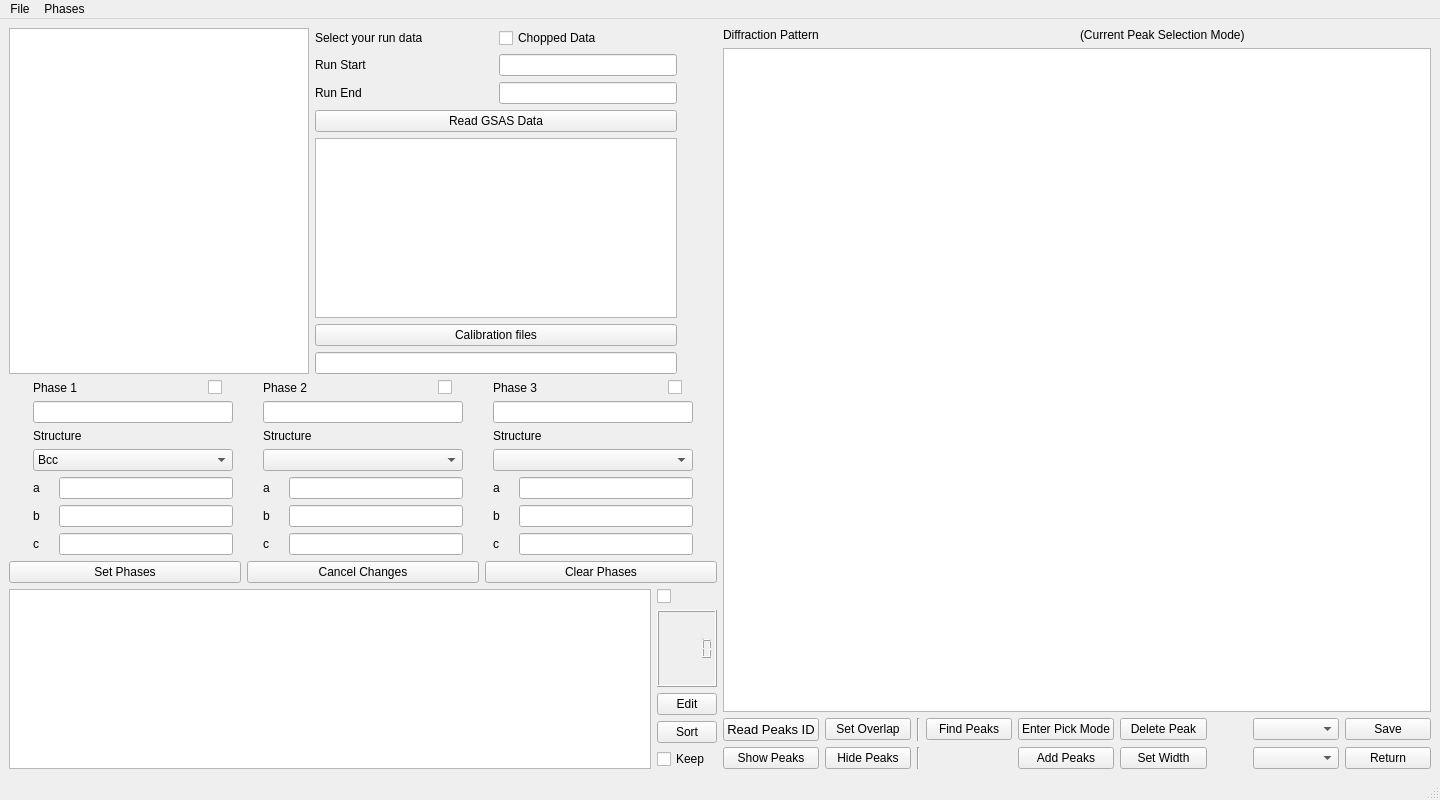
Qt form src/interface/gui/VdrivePeakPicker.ui (neutrons/PyVDrive) before a commit.
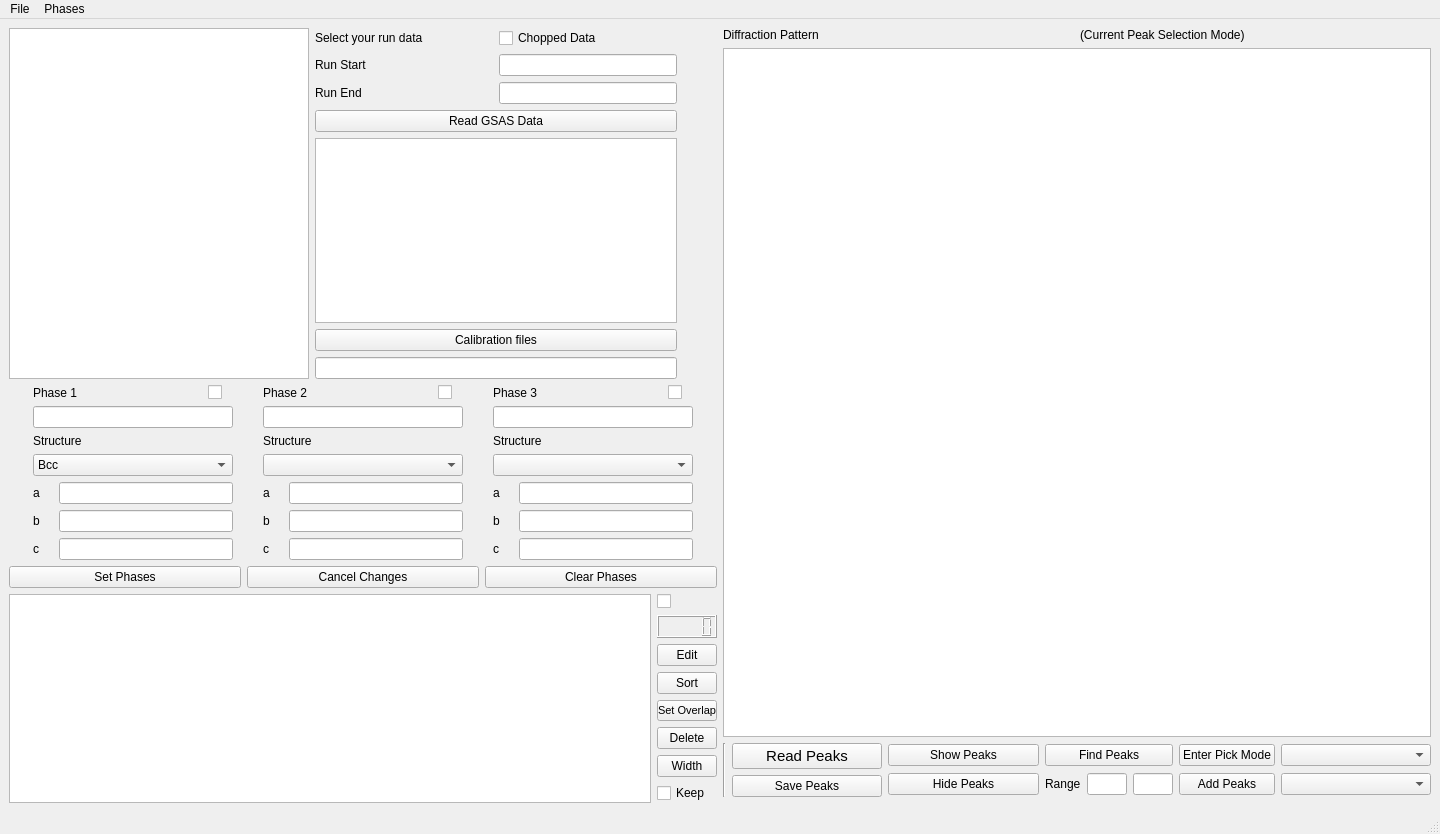
The same form after that commit. Custom widgets are drawn as their Qt base class.

Commit message: Refs #38. Fixed issues with peak picking.

What changed in the file:
```diff
--- a/src/interface/gui/VdrivePeakPicker.ui
+++ b/src/interface/gui/VdrivePeakPicker.ui
@@ -7,7 +7,7 @@
     <x>0</x>
     <y>0</y>
     <width>1440</width>
-    <height>800</height>
+    <height>834</height>
    </rect>
   </property>
   <property name="windowTitle">
@@ -759,6 +759,59 @@
               </property>
              </widget>
             </item>
+            <item>
+             <widget class="QPushButton" name="pushButton_claimOverlappedPeaks">
+              <property name="maximumSize">
+               <size>
+                <width>60</width>
+                <height>16777215</height>
+               </size>
+              </property>
+              <property name="font">
+               <font>
+                <pointsize>8</pointsize>
+               </font>
+              </property>
+              <property name="toolTip">
+               <string>&lt;html&gt;&lt;head/&gt;&lt;body&gt;&lt;p&gt;Claim the peaks that are selected in the right table to be overlapped according to observation.&lt;/p&gt;&lt;/body&gt;&lt;/html&gt;</string>
+              </property>
+              <property name="text">
+               <string>Set Overlap</string>
+              </property>
+             </widget>
+            </item>
+            <item>
+             <widget class="QPushButton" name="pushButton_deletePeaks">
+              <property name="maximumSize">
+               <size>
+                <width>60</width>
+                <height>16777215</height>
+               </size>
+              </property>
+              <property name="toolTip">
+               <string>&lt;html&gt;&lt;head/&gt;&lt;body&gt;&lt;p&gt;Delete the selected peaks from peak table&lt;/p&gt;&lt;/body&gt;&lt;/html&gt;</string>
+              </property>
+              <property name="text">
+               <string>Delete</string>
+              </property>
+             </widget>
+            </item>
+            <item>
+             <widget class="QPushButton" name="pushButton_setPeakWidth">
+              <property name="maximumSize">
+               <size>
+                <width>60</width>
+                <height>16777215</height>
+               </size>
+              </property>
+              <property name="toolTip">
+               <string>&lt;html&gt;&lt;head/&gt;&lt;body&gt;&lt;p&gt;Set width to selected peaks to a same value.&lt;/p&gt;&lt;/body&gt;&lt;/html&gt;</string>
+              </property>
+              <property name="text">
+               <string>Width</string>
+              </property>
+             </widget>
+            </item>
             <item>
              <widget class="QCheckBox" name="checkBox_keepPeaksInTable">
               <property name="toolTip">
@@ -801,7 +854,16 @@
         <item>
          <layout class="QGridLayout" name="gridLayout_2">
           <item row="1" column="0">
-           <widget class="QPushButton" name="pushButton_showPeaks">
+           <widget class="Line" name="line_2">
+            <property name="orientation">
+             <enum>Qt::Vertical</enum>
+            </property>
+           </widget>
+          </item>
+          <item row="0" column="2">
+           <layout class="QGridLayout" name="gridLayout_13">
+            <item row="0" column="0">
+             <widget class="QPushButton" name="pushButton_showPeaks_4">
             <property name="toolTip">
              <string>&lt;html&gt;&lt;head/&gt;&lt;body&gt;&lt;p&gt;Highlight selected peaks in the left table&lt;/p&gt;&lt;/body&gt;&lt;/html&gt;</string>
             </property>
@@ -810,97 +872,24 @@
             </property>
            </widget>
           </item>
-          <item row="0" column="4">
-           <widget class="QPushButton" name="pushButton_peakPickerMode">
-            <property name="toolTip">
-             <string>&lt;html&gt;&lt;head/&gt;&lt;body&gt;&lt;p&gt;Enter or leave peak picking mode&lt;/p&gt;&lt;/body&gt;&lt;/html&gt;</string>
-            </property>
-            <property name="text">
-             <string>Enter Pick Mode</string>
-            </property>
-           </widget>
-          </item>
-          <item row="1" column="2">
-           <widget class="Line" name="line_2">
-            <property name="orientation">
-             <enum>Qt::Vertical</enum>
-            </property>
-           </widget>
-          </item>
-          <item row="0" column="10">
-           <widget class="QPushButton" name="pushButton_save">
-            <property name="toolTip">
-             <string>&lt;html&gt;&lt;head/&gt;&lt;body&gt;&lt;p&gt;push this button wil have blabla effect!&lt;/p&gt;&lt;/body&gt;&lt;/html&gt;</string>
-            </property>
-            <property name="text">
-             <string>Save</string>
-            </property>
-           </widget>
-          </item>
-          <item row="1" column="10">
-           <widget class="QPushButton" name="pushButton_return">
-            <property name="toolTip">
-             <string>&lt;html&gt;&lt;head/&gt;&lt;body&gt;&lt;p&gt;push this button wil have blabla effect!&lt;/p&gt;&lt;/body&gt;&lt;/html&gt;</string>
-            </property>
-            <property name="text">
-             <string>Return</string>
-            </property>
-           </widget>
-          </item>
-          <item row="1" column="9">
-           <widget class="QComboBox" name="comboBox_bankNumbers">
-            <property name="toolTip">
-             <string>&lt;html&gt;&lt;head/&gt;&lt;body&gt;&lt;p&gt;Bank numbers&lt;/p&gt;&lt;p&gt;It is a list of the available of bank numbers that are loaded.&lt;/p&gt;&lt;/body&gt;&lt;/html&gt;</string>
-            </property>
-           </widget>
-          </item>
-          <item row="0" column="9">
-           <widget class="QComboBox" name="comboBox_runNumber">
-            <property name="toolTip">
-             <string>&lt;html&gt;&lt;head/&gt;&lt;body&gt;&lt;p&gt;Run number&lt;/p&gt;&lt;/body&gt;&lt;/html&gt;</string>
-            </property>
-           </widget>
-          </item>
-          <item row="0" column="8">
-           <spacer name="horizontalSpacer">
-            <property name="orientation">
-             <enum>Qt::Horizontal</enum>
-            </property>
-            <property name="sizeType">
-             <enum>QSizePolicy::Preferred</enum>
-            </property>
-            <property name="sizeHint" stdset="0">
-             <size>
-              <width>40</width>
-              <height>20</height>
-             </size>
-            </property>
-           </spacer>
-          </item>
-          <item row="0" column="6">
-           <widget class="QPushButton" name="pushButton_deletePeaks">
-            <property name="toolTip">
-             <string>&lt;html&gt;&lt;head/&gt;&lt;body&gt;&lt;p&gt;Delete the selected peaks from peak table&lt;/p&gt;&lt;/body&gt;&lt;/html&gt;</string>
-            </property>
-            <property name="text">
-             <string>Delete Peak</string>
-            </property>
-           </widget>
-          </item>
-          <item row="1" column="1">
-           <widget class="QPushButton" name="pushButton_hidePeaks">
+            <item row="1" column="0">
+             <widget class="QPushButton" name="pushButton_hidePeaks_4">
             <property name="text">
              <string>Hide Peaks</string>
             </property>
            </widget>
           </item>
+           </layout>
+          </item>
           <item row="0" column="1">
-           <widget class="QPushButton" name="pushButton_claimOverlappedPeaks">
+           <layout class="QGridLayout" name="gridLayout_5">
+            <item row="1" column="0">
+             <widget class="QPushButton" name="pushButton_save">
             <property name="toolTip">
              <string>&lt;html&gt;&lt;head/&gt;&lt;body&gt;&lt;p&gt;Claim the peaks that are selected in the right table to be overlapped according to observation.&lt;/p&gt;&lt;/body&gt;&lt;/html&gt;</string>
             </property>
             <property name="text">
-             <string>Set Overlap</string>
+               <string>Save Peaks</string>
             </property>
            </widget>
           </item>
@@ -908,15 +897,19 @@
            <widget class="QPushButton" name="pushButton_readPeakFile">
             <property name="font">
              <font>
-              <pointsize>10</pointsize>
+                <pointsize>11</pointsize>
              </font>
             </property>
             <property name="text">
-             <string>Read Peaks ID</string>
+               <string>Read Peaks</string>
             </property>
            </widget>
           </item>
-          <item row="1" column="4">
+           </layout>
+          </item>
+          <item row="0" column="3">
+           <layout class="QGridLayout" name="gridLayout_14">
+            <item row="1" column="1">
            <widget class="QPushButton" name="pushButton_addPeaks">
             <property name="toolTip">
              <string>&lt;html&gt;&lt;head/&gt;&lt;body&gt;&lt;p&gt;Add all peaks shown on figures&lt;/p&gt;&lt;/body&gt;&lt;/html&gt;</string>
@@ -926,15 +919,24 @@
             </property>
            </widget>
           </item>
-          <item row="0" column="2">
-           <widget class="Line" name="line">
-            <property name="orientation">
-             <enum>Qt::Vertical</enum>
+            <item row="0" column="1">
+             <widget class="QPushButton" name="pushButton_peakPickerMode">
+              <property name="toolTip">
+               <string>&lt;html&gt;&lt;head/&gt;&lt;body&gt;&lt;p&gt;Enter or leave peak picking mode&lt;/p&gt;&lt;/body&gt;&lt;/html&gt;</string>
+              </property>
+              <property name="text">
+               <string>Enter Pick Mode</string>
             </property>
            </widget>
           </item>
-          <item row="0" column="3">
+            <item row="0" column="0">
            <widget class="QPushButton" name="pushButton_findPeaks">
+              <property name="sizePolicy">
+               <sizepolicy hsizetype="Preferred" vsizetype="Fixed">
+                <horstretch>0</horstretch>
+                <verstretch>0</verstretch>
+               </sizepolicy>
+              </property>
             <property name="toolTip">
              <string>&lt;html&gt;&lt;head/&gt;&lt;body&gt;&lt;p&gt;Find all peaks in the diffraction pattern&lt;/p&gt;&lt;p&gt;Case 1: If user does not provide structure information, then it will run FindPeaks();&lt;/p&gt;&lt;p&gt;Case 2: If user gives known structure, then this one will just plot peaks according to lattice parameters.&lt;/p&gt;&lt;/body&gt;&lt;/html&gt;</string>
             </property>
@@ -943,15 +945,75 @@
             </property>
            </widget>
           </item>
-          <item row="1" column="6">
-           <widget class="QPushButton" name="pushButton_setPeakWidth">
-            <property name="toolTip">
-             <string>&lt;html&gt;&lt;head/&gt;&lt;body&gt;&lt;p&gt;Set width to selected peaks to a same value.&lt;/p&gt;&lt;/body&gt;&lt;/html&gt;</string>
-            </property>
+            <item row="1" column="0">
+             <layout class="QHBoxLayout" name="horizontalLayout_10">
+              <item>
+               <widget class="QLabel" name="label_2">
             <property name="text">
-             <string>Set Width</string>
-            </property>
-           </widget>
+                 <string>Range</string>
+                </property>
+               </widget>
+              </item>
+              <item>
+               <widget class="QLineEdit" name="lineEdit">
+                <property name="sizePolicy">
+                 <sizepolicy hsizetype="Preferred" vsizetype="Fixed">
+                  <horstretch>0</horstretch>
+                  <verstretch>0</verstretch>
+                 </sizepolicy>
+                </property>
+                <property name="maximumSize">
+                 <size>
+                  <width>40</width>
+                  <height>16777215</height>
+                 </size>
+                </property>
+               </widget>
+              </item>
+              <item>
+               <widget class="QLineEdit" name="lineEdit_2">
+                <property name="sizePolicy">
+                 <sizepolicy hsizetype="Preferred" vsizetype="Fixed">
+                  <horstretch>0</horstretch>
+                  <verstretch>0</verstretch>
+                 </sizepolicy>
+                </property>
+                <property name="maximumSize">
+                 <size>
+                  <width>40</width>
+                  <height>16777215</height>
+                 </size>
+                </property>
+               </widget>
+              </item>
+             </layout>
+            </item>
+           </layout>
+          </item>
+          <item row="0" column="0">
+           <widget class="Line" name="line">
+            <property name="orientation">
+             <enum>Qt::Vertical</enum>
+            </property>
+           </widget>
+          </item>
+          <item row="0" column="4">
+           <layout class="QGridLayout" name="gridLayout_15">
+            <item row="0" column="0">
+             <widget class="QComboBox" name="comboBox_runNumber">
+              <property name="toolTip">
+               <string>&lt;html&gt;&lt;head/&gt;&lt;body&gt;&lt;p&gt;Run number&lt;/p&gt;&lt;/body&gt;&lt;/html&gt;</string>
+              </property>
+             </widget>
+            </item>
+            <item row="1" column="0">
+             <widget class="QComboBox" name="comboBox_bankNumbers">
+              <property name="toolTip">
+               <string>&lt;html&gt;&lt;head/&gt;&lt;body&gt;&lt;p&gt;Bank numbers&lt;/p&gt;&lt;p&gt;It is a list of the available of bank numbers that are loaded.&lt;/p&gt;&lt;/body&gt;&lt;/html&gt;</string>
+              </property>
+             </widget>
+            </item>
+           </layout>
           </item>
          </layout>
         </item>
```
Left out of the diff: 2 changed lines with no effect on the pictures. Lines whose indentation alone changed are shown as unchanged. The commit also changes 2 other files.
